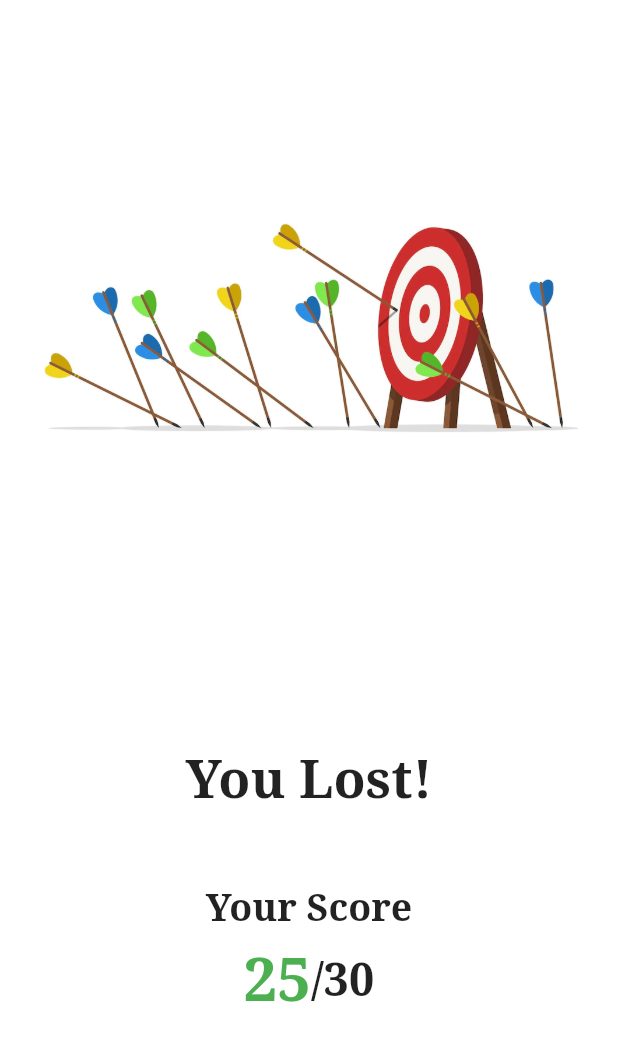
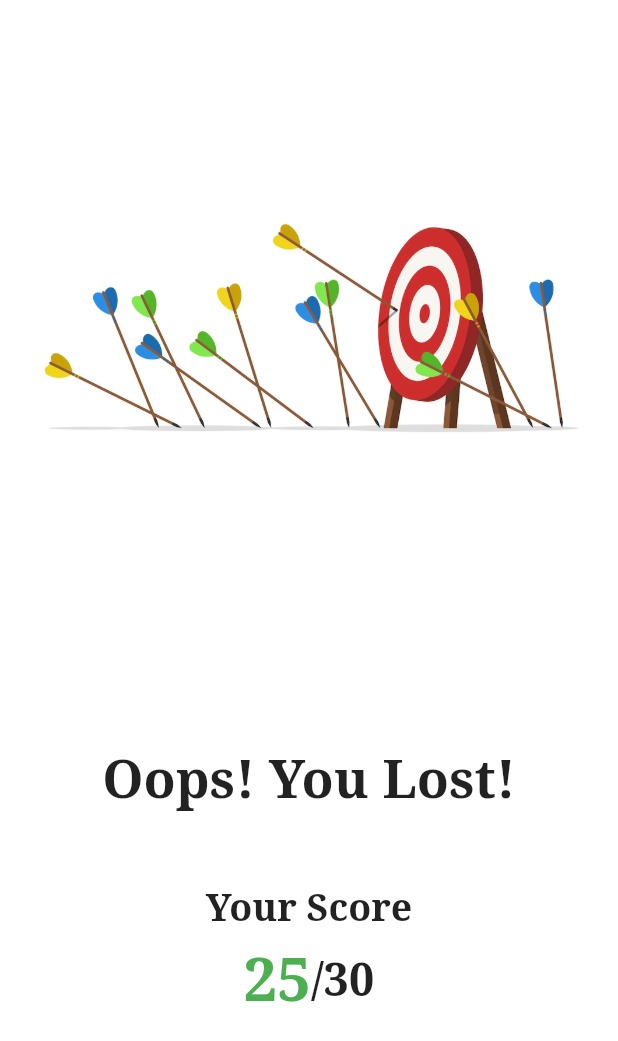
Before and after one commit to djx-community/encuesta, a Flutter app: the FailedScreen screen opened directly, on a phone screen of 412 x 824 dp. Shown: the top 1041 px of the screen. Run offline on Flutter 3.47's test engine with Material 2 defaults, Android fonts, the phone set to English and light mode, and no system bars.

Commit message:
main.dart, route.dart,text_helpers.dart tweaks

```diff
--- a/lib/config/routes/routes.dart
+++ b/lib/config/routes/routes.dart
@@ -1,4 +1,5 @@
 const splashScreenRoute='/';
 const homeScreenRoute='/home';
 const winningScreenRoute='/wine';
+const failedScreenRoute='/failed';
 const leaderBoardScreenRoute='/leader-Board';
--- a/lib/main.dart
+++ b/lib/main.dart
@@ -1,5 +1,6 @@
 import 'package:encuesta/config/routes/routes.dart';
 import 'package:encuesta/config/themes/themes.dart';
+import 'package:encuesta/screens/failed_screen.dart';
 import 'package:encuesta/screens/home_screen.dart';
 import 'package:encuesta/screens/leader_board_screen.dart';
 import 'package:encuesta/screens/splash_screen.dart';
@@ -25,6 +26,7 @@ class MyApp extends StatelessWidget {
           splashScreenRoute: (context) => const SplashScreen(),
           homeScreenRoute: (context) => const HomeScreen(),
           winningScreenRoute: (context) => const WinningScreen(),
+          failedScreenRoute: (context) => const FailedScreen(),
           leaderBoardScreenRoute: (context) => const LeaderBoardScreen(),
         });
   }
--- a/lib/util/helpers/text_helpers.dart
+++ b/lib/util/helpers/text_helpers.dart
@@ -4,4 +4,4 @@ const gameScore="25";
 const scoreLimit="30";
 const yourScore="Your Score";
 const positiveGreeting='Congratulations !';
-const negativeGreeting='You Lost!';
+const negativeGreeting='Oops! You Lost!';
```
